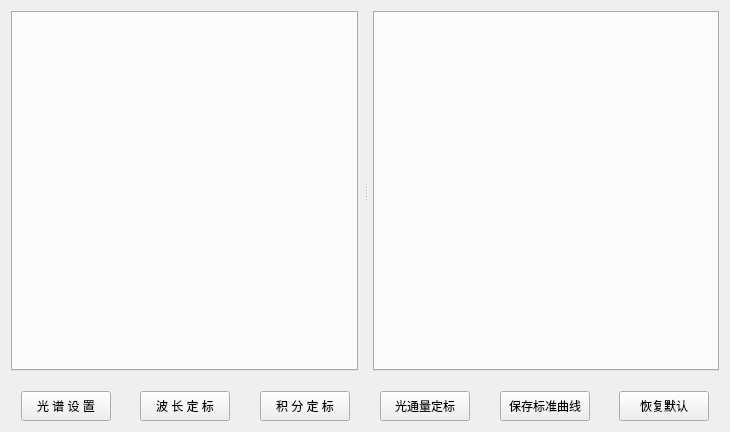
Old version of the form HeGui/HSpecCalibrateWidget.ui in the repository hexianqi/QtCode.
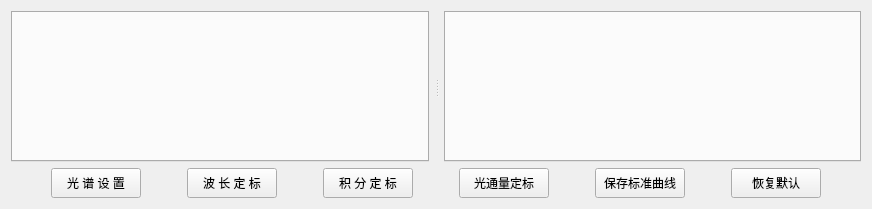
New version of the form.

```diff
--- a/HeGui/HSpecCalibrateWidget.ui
+++ b/HeGui/HSpecCalibrateWidget.ui
@@ -6,17 +6,14 @@
    <rect>
     <x>0</x>
     <y>0</y>
-    <width>730</width>
-    <height>432</height>
+    <width>872</width>
+    <height>209</height>
    </rect>
   </property>
   <property name="windowTitle">
    <string>Form</string>
   </property>
   <layout class="QGridLayout" name="gridLayout">
-   <property name="verticalSpacing">
-    <number>20</number>
-   </property>
    <item row="0" column="0">
     <widget class="QSplitter" name="splitter_1">
      <property name="orientation">
```
